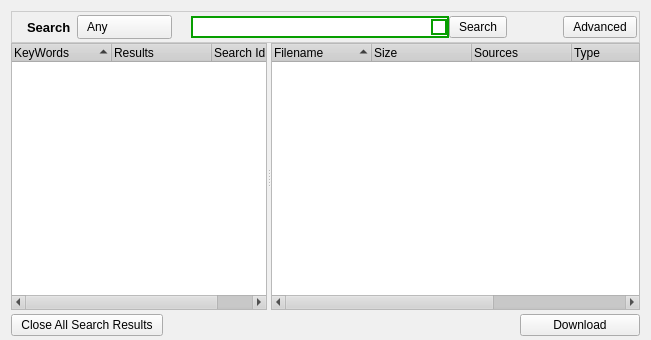
First picture: the form in retroshare-gui/src/gui/SearchDialog.ui, repository RetroShare/RetroShare, before the edit.
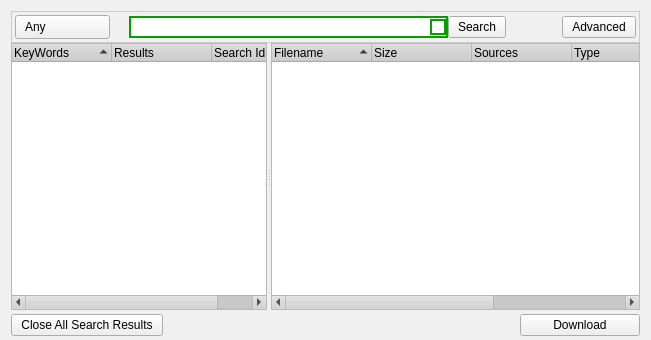
Second picture: the form after the edit. Icons and pictures are not drawn. Custom widgets are drawn as their Qt base class.

Commit message: added a search icon into the search frame

The edit to the form file:
```diff
--- a/retroshare-gui/src/gui/SearchDialog.ui
+++ b/retroshare-gui/src/gui/SearchDialog.ui
@@ -526,13 +526,13 @@
      </property>
      <layout class="QGridLayout" name="gridLayout_3">
       <property name="leftMargin">
-       <number>2</number>
+       <number>3</number>
       </property>
       <property name="topMargin">
        <number>0</number>
       </property>
       <property name="rightMargin">
-       <number>2</number>
+       <number>3</number>
       </property>
       <property name="bottomMargin">
        <number>0</number>
@@ -543,41 +543,7 @@
       <property name="verticalSpacing">
        <number>0</number>
       </property>
-      <item row="0" column="0">
-       <widget class="QLabel" name="label">
-        <property name="maximumSize">
-         <size>
-          <width>22</width>
-          <height>22</height>
-         </size>
-        </property>
-        <property name="text">
-         <string/>
-        </property>
-        <property name="pixmap">
-         <pixmap resource="images.qrc">:/images/filefind.png</pixmap>
-        </property>
-        <property name="scaledContents">
-         <bool>true</bool>
-        </property>
-       </widget>
-      </item>
       <item row="0" column="1">
-       <widget class="QLabel" name="label_2">
-        <property name="font">
-         <font>
-          <family>Arial</family>
-          <pointsize>10</pointsize>
-          <weight>75</weight>
-          <bold>true</bold>
-         </font>
-        </property>
-        <property name="text">
-         <string>Search</string>
-        </property>
-       </widget>
-      </item>
-      <item row="0" column="2">
        <widget class="QComboBox" name="FileTypeComboBox">
         <property name="styleSheet">
          <string notr="true">QToolButton, QPushButton, QComboBox { 
@@ -704,7 +670,7 @@
         </item>
        </widget>
       </item>
-      <item row="0" column="3">
+      <item row="0" column="2">
        <spacer>
         <property name="orientation">
          <enum>Qt::Horizontal</enum>
@@ -720,7 +686,7 @@
         </property>
        </spacer>
       </item>
-      <item row="0" column="4">
+      <item row="0" column="3">
        <layout class="QHBoxLayout" name="horizontalLayout">
         <property name="spacing">
          <number>0</number>
@@ -744,10 +710,16 @@
            <enum>QFrame::Raised</enum>
           </property>
           <layout class="QGridLayout" name="gridLayout">
+           <property name="horizontalSpacing">
+            <number>0</number>
+           </property>
+           <property name="verticalSpacing">
+            <number>1</number>
+           </property>
            <property name="margin">
             <number>0</number>
            </property>
-           <item row="0" column="0">
+           <item row="0" column="1">
             <widget class="QLineEdit" name="lineEdit">
              <property name="sizePolicy">
               <sizepolicy hsizetype="Expanding" vsizetype="Fixed">
@@ -781,7 +753,7 @@
              </property>
             </widget>
            </item>
-           <item row="0" column="1">
+           <item row="0" column="2">
             <widget class="QPushButton" name="resetButton">
              <property name="minimumSize">
               <size>
@@ -853,7 +825,7 @@
         </item>
        </layout>
       </item>
-      <item row="0" column="5">
+      <item row="0" column="4">
        <spacer>
         <property name="orientation">
          <enum>Qt::Horizontal</enum>
@@ -869,7 +841,7 @@
         </property>
        </spacer>
       </item>
-      <item row="0" column="6">
+      <item row="0" column="5">
        <widget class="QPushButton" name="toggleAdvancedSearchBtn">
         <property name="toolTip">
          <string>Advanced Search</string>
```
Left out of the diff: 33 changed lines with no effect on the pictures. The commit also changes 2 other files.
